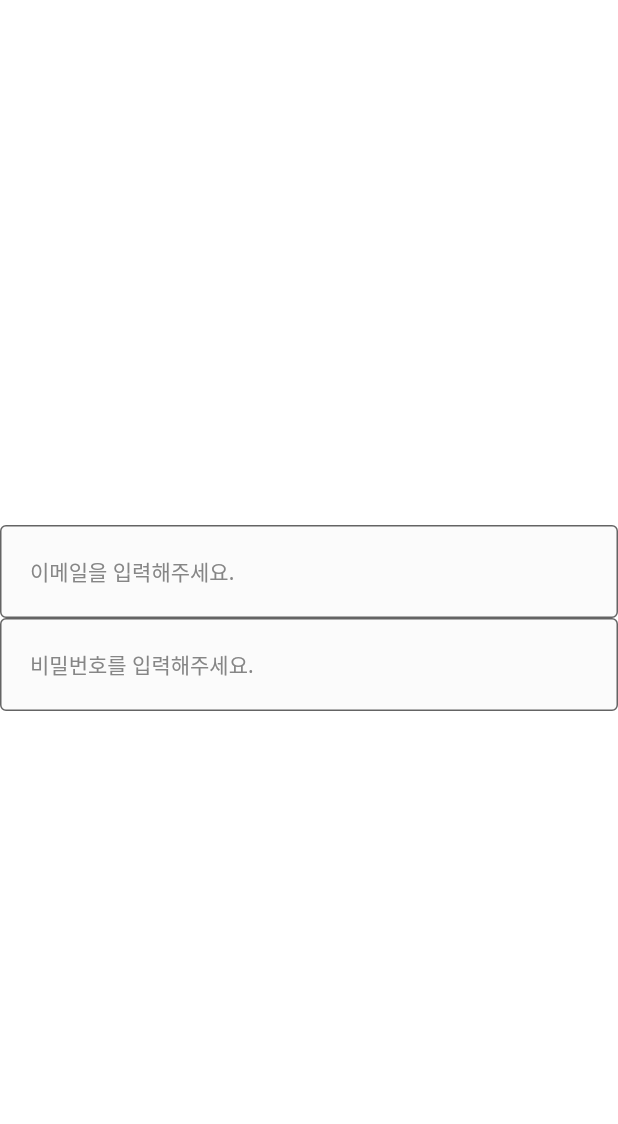
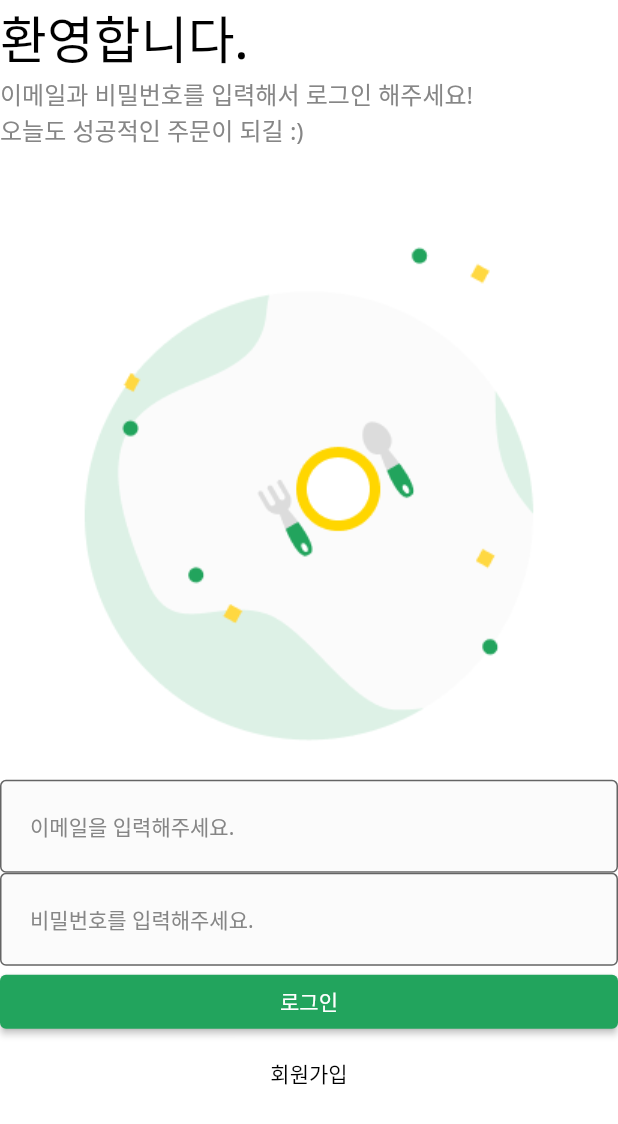
Before and after one commit to flexboni/actual, a Flutter app: the screen it shows after launch, on a phone screen of 412 x 824 dp. Shown: the top 1124 px of the screen. Run offline on Flutter 3.47's test engine with Material 2 defaults, Android fonts, the phone set to English and light mode, and no system bars.

Commit message:
UI 배치하기

```diff
--- /dev/null
+++ b/lib/common/layout/default_layout.dart
@@ -0,0 +1,18 @@
+import 'package:flutter/material.dart';
+
+class DefaultLayout extends StatelessWidget {
+  final Widget child;
+
+  const DefaultLayout({
+    required this.child,
+    Key? key,
+  }) : super(key: key);
+
+  @override
+  Widget build(BuildContext context) {
+    return Scaffold(
+      backgroundColor: Colors.white,
+      body: child,
+    );
+  }
+}
--- a/lib/main.dart
+++ b/lib/main.dart
@@ -1,4 +1,4 @@
-import 'package:actual/component/custom_text_form_field.dart';
+import 'package:actual/user/login_screen.dart';
 import 'package:flutter/material.dart';
 
 void main() {
@@ -15,23 +15,7 @@ class _App extends StatelessWidget {
       theme: ThemeData(
         fontFamily: 'NotoSans',
       ),
-      home: Scaffold(
-        backgroundColor: Colors.white,
-        body: Column(
-          mainAxisAlignment: MainAxisAlignment.center,
-          children: [
-            CustomTextFormField(
-              hintText: '이메일을 입력해주세요.',
-              onChange: (String value) {},
-            ),
-            CustomTextFormField(
-              hintText: '비밀번호를 입력해주세요.',
-              onChange: (String value) {},
-              obscureText: true,
-            ),
-          ],
-        ),
-      ),
+      home: const LoginScreen(),
     );
   }
 }
--- /dev/null
+++ b/lib/user/login_screen.dart
@@ -0,0 +1,85 @@
+import 'package:actual/common/const/colors.dart';
+import 'package:actual/common/layout/default_layout.dart';
+import 'package:actual/component/custom_text_form_field.dart';
+import 'package:flutter/material.dart';
+import 'package:flutter/src/foundation/key.dart';
+import 'package:flutter/src/widgets/framework.dart';
+
+class LoginScreen extends StatelessWidget {
+  const LoginScreen({Key? key}) : super(key: key);
+
+  @override
+  Widget build(BuildContext context) {
+    return DefaultLayout(
+      child: SafeArea(
+        top: true,
+        bottom: false,
+        child: Column(
+          crossAxisAlignment: CrossAxisAlignment.stretch,
+          children: [
+            const _Title(),
+            const _SubTitle(),
+            Image.asset(
+              'asset/img/misc/logo.png',
+              width: MediaQuery.of(context).size.width / 3 * 2,
+            ),
+            CustomTextFormField(
+              hintText: '이메일을 입력해주세요.',
+              onChange: (String value) {},
+            ),
+            CustomTextFormField(
+              hintText: '비밀번호를 입력해주세요.',
+              onChange: (String value) {},
+              obscureText: true,
+            ),
+            ElevatedButton(
+              onPressed: () {},
+              style: ElevatedButton.styleFrom(
+                primary: PRIMARY_COLOR,
+              ),
+              child: const Text('로그인'),
+            ),
+            TextButton(
+              onPressed: () {},
+              style: TextButton.styleFrom(
+                primary: Colors.black,
+              ),
+              child: const Text('회원가입'),
+            ),
+          ],
+        ),
+      ),
+    );
+  }
+}
+
+class _Title extends StatelessWidget {
+  const _Title({Key? key}) : super(key: key);
+
+  @override
+  Widget build(BuildContext context) {
+    return const Text(
+      '환영합니다.',
+      style: TextStyle(
+        fontSize: 34,
+        fontWeight: FontWeight.w500,
+        color: Colors.black,
+      ),
+    );
+  }
+}
+
+class _SubTitle extends StatelessWidget {
+  const _SubTitle({Key? key}) : super(key: key);
+
+  @override
+  Widget build(BuildContext context) {
+    return const Text(
+      '이메일과 비밀번호를 입력해서 로그인 해주세요!\n오늘도 성공적인 주문이 되길 :)',
+      style: TextStyle(
+        fontSize: 16,
+        color: BODY_TEXT_COLOR,
+      ),
+    );
+  }
+}
```
